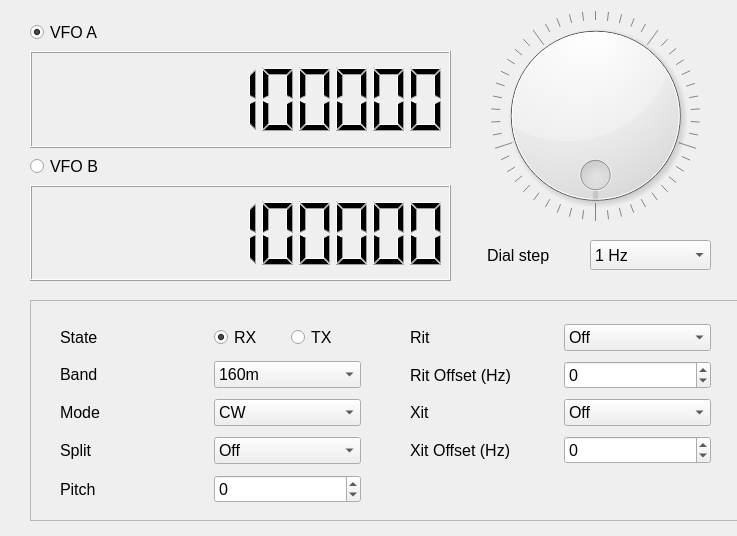
Old version of the form Sources/U2.Suite/ui/EmulatorMainWindow.ui in the repository ut8uu/U2.Suite.Python.
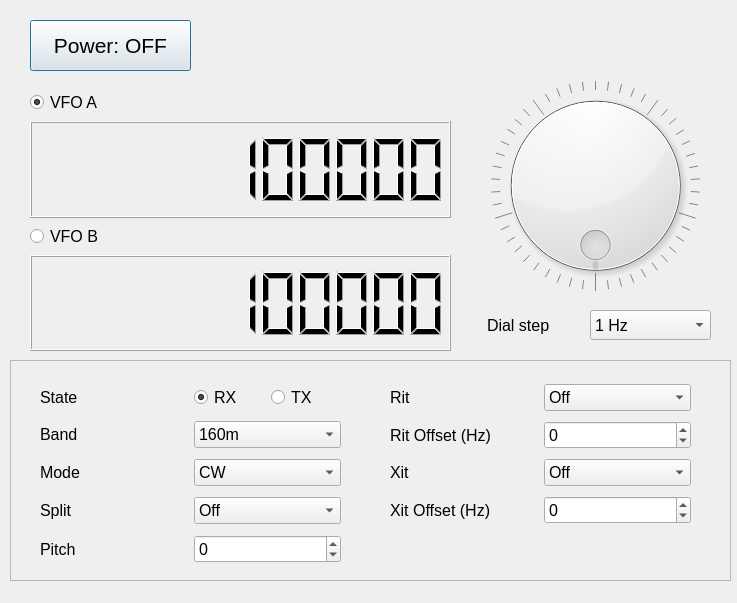
New version of the form.

Commit message: Added the power button

The edit to the form file:
```diff
--- a/Sources/U2.Suite/ui/EmulatorMainWindow.ui
+++ b/Sources/U2.Suite/ui/EmulatorMainWindow.ui
@@ -7,7 +7,7 @@
     <x>0</x>
     <y>0</y>
     <width>737</width>
-    <height>536</height>
+    <height>603</height>
    </rect>
   </property>
   <property name="windowTitle">
@@ -17,16 +17,16 @@
    <property name="geometry">
     <rect>
      <x>0</x>
-     <y>0</y>
+     <y>70</y>
      <width>781</width>
-     <height>531</height>
+     <height>521</height>
     </rect>
    </property>
    <widget class="QFrame" name="frame">
     <property name="geometry">
      <rect>
-      <x>30</x>
-      <y>300</y>
+      <x>10</x>
+      <y>290</y>
       <width>721</width>
       <height>221</height>
      </rect>
@@ -628,6 +628,36 @@
     </item>
    </widget>
   </widget>
+  <widget class="QPushButton" name="btnPower">
+   <property name="geometry">
+    <rect>
+     <x>30</x>
+     <y>20</y>
+     <width>161</width>
+     <height>51</height>
+    </rect>
+   </property>
+   <property name="font">
+    <font>
+     <pointsize>16</pointsize>
+    </font>
+   </property>
+   <property name="cursor">
+    <cursorShape>PointingHandCursor</cursorShape>
+   </property>
+   <property name="autoFillBackground">
+    <bool>false</bool>
+   </property>
+   <property name="text">
+    <string>Power: OFF</string>
+   </property>
+   <property name="checkable">
+    <bool>false</bool>
+   </property>
+   <property name="checked">
+    <bool>false</bool>
+   </property>
+  </widget>
   <action name="actionE_xit">
    <property name="text">
     <string>Exit</string>
```
Left out of the diff: 67 changed lines with no effect on the pictures.
